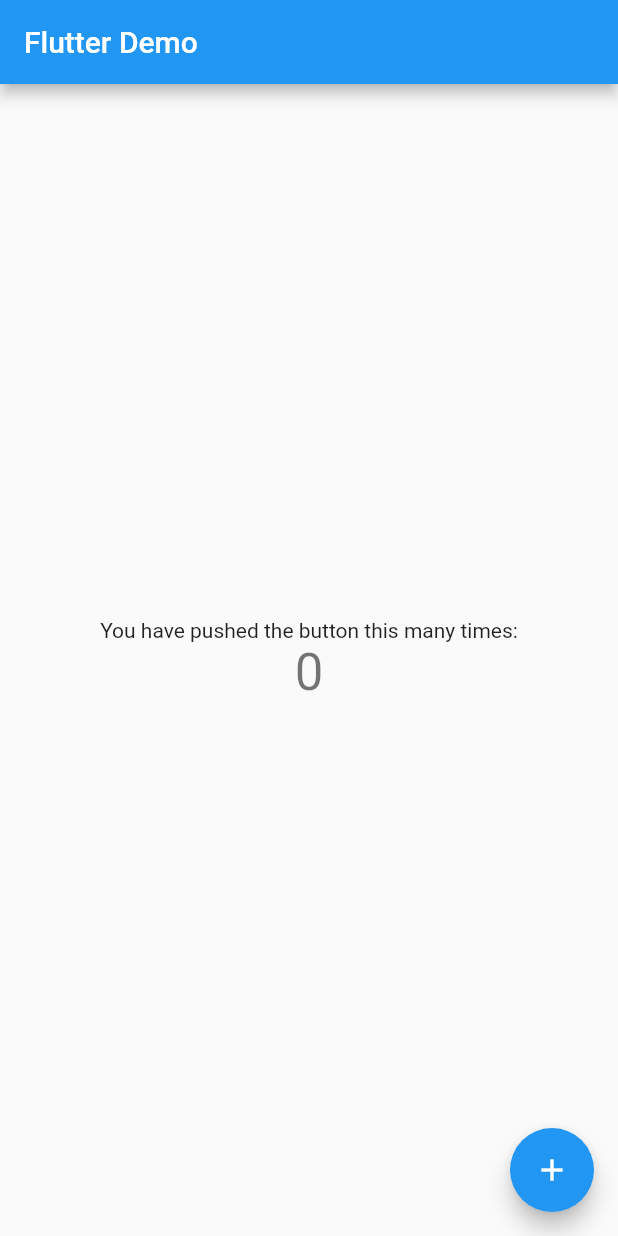
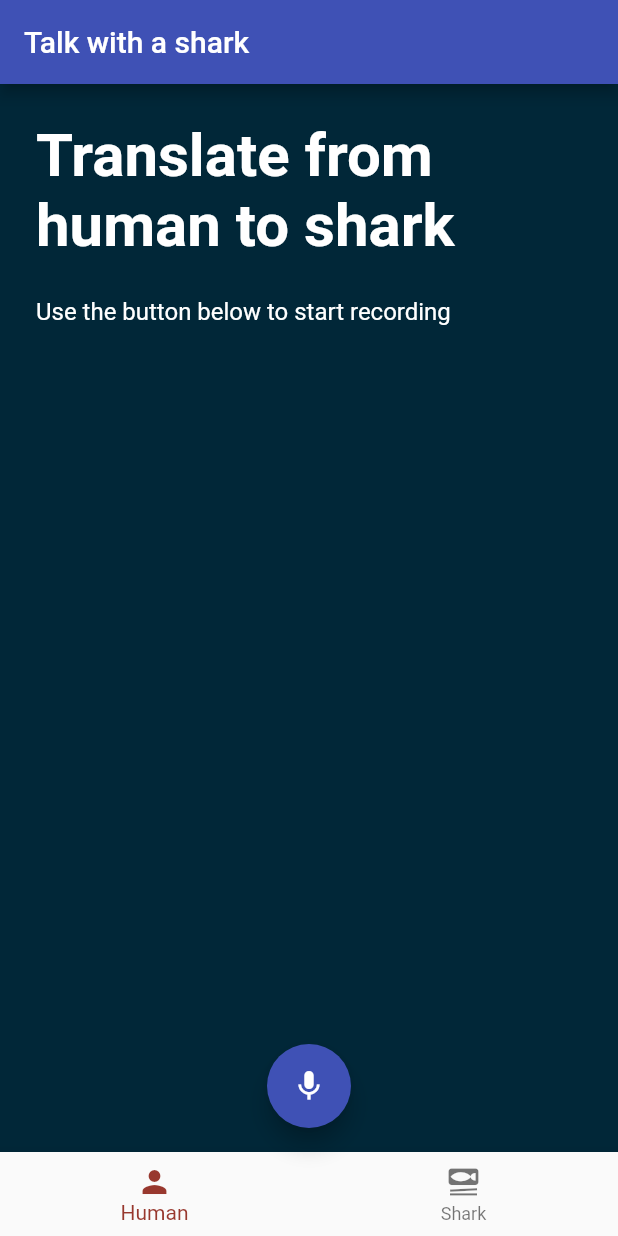
Before and after one commit to ulysses316/SharkHacks3, a Flutter app: the screen it shows after launch, on a phone screen of 412 x 824 dp. Run offline on Flutter 3.47's test engine with Material 2 defaults, Android fonts, the phone set to English and light mode, and no system bars.

Commit message:
Agregando vista principal e interaccion a flutterapp

```diff
--- /dev/null
+++ b/flutterapp/lib/home.dart
@@ -0,0 +1,76 @@
+import "package:flutter/material.dart";
+import 'package:talk_with_a_shark/home_bottom_navigation.dart';
+
+class Home extends StatefulWidget {
+  const Home({Key? key}) : super(key: key);
+
+  @override
+  _HomeState createState() => _HomeState();
+}
+
+class _HomeState extends State<Home> {
+  // constants
+  static const String TITLE_HUMAN_TO_SHARK = "Translate from human to shark";
+  static const String TITLE_SHARK_TO_HUMAN = "Translate from shark to human";
+
+  static const Color COLOR_HUMAN_TO_SHARK = Color(0xFF012738);
+  static const Color COLOR_SHARK_TO_HUMAN = Color(0xFF37779A);
+
+  static const int TYPE_HUMAN_TO_SHARK = 0;
+  static const int TYPE_SHARK_TO_HUMAN = 1;
+
+  String _title = TITLE_HUMAN_TO_SHARK;
+  Color _backgroundColor = COLOR_HUMAN_TO_SHARK;
+
+  void _onTypeChange(int type) {
+    setState(() {
+      switch (type) {
+        case TYPE_HUMAN_TO_SHARK:
+          _title = TITLE_HUMAN_TO_SHARK;
+          _backgroundColor = COLOR_HUMAN_TO_SHARK;
+          break;
+        case TYPE_SHARK_TO_HUMAN:
+          _title = TITLE_SHARK_TO_HUMAN;
+          _backgroundColor = COLOR_SHARK_TO_HUMAN;
+          break;
+      }
+    });
+  }
+
+  @override
+  Widget build(BuildContext context) {
+    return Scaffold(
+      backgroundColor: _backgroundColor,
+      appBar: AppBar(title: Text('Talk with a shark')),
+      body: Column(
+        crossAxisAlignment: CrossAxisAlignment.start,
+        children: [
+          Container(
+            margin: EdgeInsets.only(top: 24, left: 24, right: 24, bottom: 24),
+            child: Text(_title,
+                style: TextStyle(
+                    fontSize: 40,
+                    fontWeight: FontWeight.bold,
+                    color: Colors.white)),
+          ),
+          Container(
+            margin: EdgeInsets.only(left: 24, right: 24, bottom: 24),
+            child: Text(
+              'Use the button below to start recording',
+              style: TextStyle(fontSize: 16, color: Colors.white),
+            ),
+          ),
+        ],
+      ),
+      floatingActionButton: FloatingActionButton(
+        onPressed: () => {},
+        tooltip: 'Start recording',
+        child: Icon(Icons.mic),
+      ),
+      floatingActionButtonLocation: FloatingActionButtonLocation.centerFloat,
+      bottomNavigationBar: new HomeBottomNavigationBar(
+        onTypeChange: _onTypeChange,
+      ),
+    );
+  }
+}
--- /dev/null
+++ b/flutterapp/lib/home_bottom_navigation.dart
@@ -0,0 +1,38 @@
+import 'package:flutter/material.dart';
+
+class HomeBottomNavigationBar extends StatefulWidget {
+  const HomeBottomNavigationBar({Key? key, required this.onTypeChange})
+      : super(key: key);
+
+  final void Function(int) onTypeChange;
+
+  @override
+  _HomeBottomNavigationBarState createState() =>
+      _HomeBottomNavigationBarState();
+}
+
+class _HomeBottomNavigationBarState extends State<HomeBottomNavigationBar> {
+  int _selectedIndex = 0;
+
+  final _barItems = <BottomNavigationBarItem>[
+    BottomNavigationBarItem(icon: Icon(Icons.person), label: 'Human'),
+    BottomNavigationBarItem(icon: Icon(Icons.set_meal), label: 'Shark')
+  ];
+
+  void _onItemTapped(int index) {
+    widget.onTypeChange(index);
+    setState(() {
+      _selectedIndex = index;
+    });
+  }
+
+  @override
+  Widget build(BuildContext context) {
+    return BottomNavigationBar(
+      items: _barItems,
+      currentIndex: _selectedIndex,
+      selectedItemColor: Color(0xFF98382E),
+      onTap: _onItemTapped,
+    );
+  }
+}
--- a/flutterapp/lib/main.dart
+++ b/flutterapp/lib/main.dart
@@ -1,4 +1,5 @@
 import 'package:flutter/material.dart';
+import 'package:talk_with_a_shark/home.dart';
 
 void main() {
   runApp(MyApp());
@@ -9,7 +10,7 @@ class MyApp extends StatelessWidget {
   @override
   Widget build(BuildContext context) {
     return MaterialApp(
-      title: 'Flutter Demo',
+        title: 'Talk with a Shark',
         theme: ThemeData(
           // This is the theme of your application.
           //
@@ -20,94 +21,8 @@ class MyApp extends StatelessWidget {
           // or simply save your changes to "hot reload" in a Flutter IDE).
           // Notice that the counter didn't reset back to zero; the application
           // is not restarted.
-        primarySwatch: Colors.blue,
+          primarySwatch: Colors.indigo,
         ),
-      home: MyHomePage(title: 'Flutter Demo'),
-    );
+        home: Home());
   }
 }
-
-class MyHomePage extends StatefulWidget {
-  MyHomePage({Key? key, required this.title}) : super(key: key);
-
-  // This widget is the home page of your application. It is stateful, meaning
-  // that it has a State object (defined below) that contains fields that affect
-  // how it looks.
-
-  // This class is the configuration for the state. It holds the values (in this
-  // case the title) provided by the parent (in this case the App widget) and
-  // used by the build method of the State. Fields in a Widget subclass are
-  // always marked "final".
-
-  final String title;
-
-  @override
-  _MyHomePageState createState() => _MyHomePageState();
-}
-
-class _MyHomePageState extends State<MyHomePage> {
-  int _counter = 0;
-
-  void _incrementCounter() {
-    setState(() {
-      // This call to setState tells the Flutter framework that something has
-      // changed in this State, which causes it to rerun the build method below
-      // so that the display can reflect the updated values. If we changed
-      // _counter without calling setState(), then the build method would not be
-      // called again, and so nothing would appear to happen.
-      _counter++;
-    });
-  }
-
-  @override
-  Widget build(BuildContext context) {
-    // This method is rerun every time setState is called, for instance as done
-    // by the _incrementCounter method above.
-    //
-    // The Flutter framework has been optimized to make rerunning build methods
-    // fast, so that you can just rebuild anything that needs updating rather
-    // than having to individually change instances of widgets.
-    return Scaffold(
-      appBar: AppBar(
-        // Here we take the value from the MyHomePage object that was created by
-        // the App.build method, and use it to set our appbar title.
-        title: Text(widget.title),
-      ),
-      body: Center(
-        // Center is a layout widget. It takes a single child and positions it
-        // in the middle of the parent.
-        child: Column(
-          // Column is also a layout widget. It takes a list of children and
-          // arranges them vertically. By default, it sizes itself to fit its
-          // children horizontally, and tries to be as tall as its parent.
-          //
-          // Invoke "debug painting" (press "p" in the console, choose the
-          // "Toggle Debug Paint" action from the Flutter Inspector in Android
-          // Studio, or the "Toggle Debug Paint" command in Visual Studio Code)
-          // to see the wireframe for each widget.
-          //
-          // Column has various properties to control how it sizes itself and
-          // how it positions its children. Here we use mainAxisAlignment to
-          // center the children vertically; the main axis here is the vertical
-          // axis because Columns are vertical (the cross axis would be
-          // horizontal).
-          mainAxisAlignment: MainAxisAlignment.center,
-          children: <Widget>[
-            Text(
-              'You have pushed the button this many times:',
-            ),
-            Text(
-              '$_counter',
-              style: Theme.of(context).textTheme.headline4,
-            ),
-          ],
-        ),
-      ),
-      floatingActionButton: FloatingActionButton(
-        onPressed: _incrementCounter,
-        tooltip: 'Increment',
-        child: Icon(Icons.add),
-      ), // This trailing comma makes auto-formatting nicer for build methods.
-    );
-  }
-}
--- a/flutterapp/pubspec.yaml
+++ b/flutterapp/pubspec.yaml
@@ -1,5 +1,5 @@
-name: flutterapp
-description: A new Flutter project.
+name: talk_with_a_shark
+description: Traslator from human to shark and from shark to human
 
 # The following line prevents the package from being accidentally published to
 # pub.dev using `pub publish`. This is preferred for private packages.
```
Also changed, not shown: 1 other file. Lines whose indentation alone changed are shown as unchanged.
